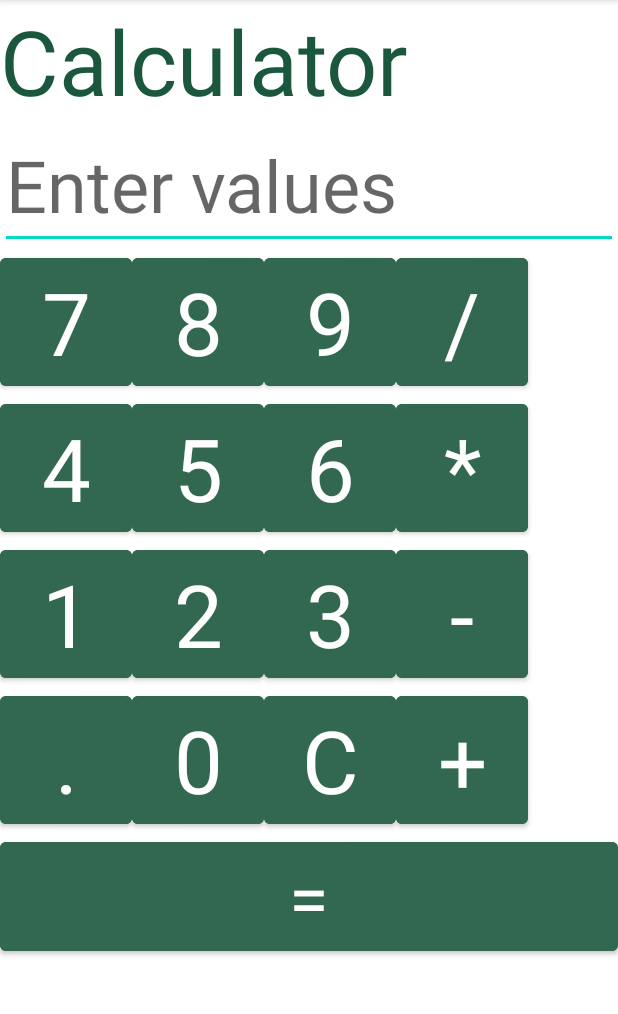
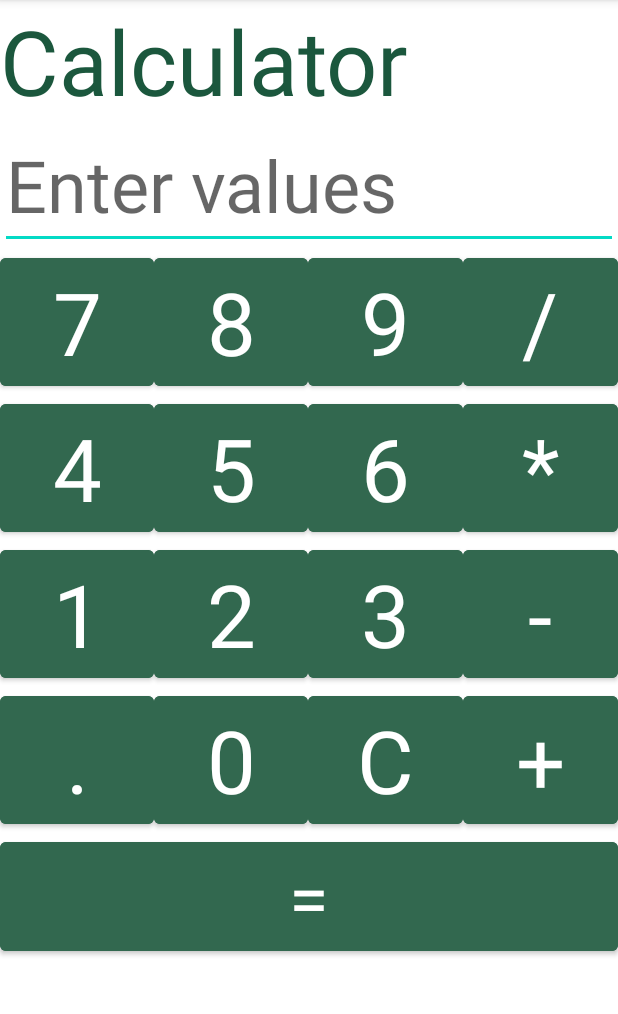
Before and after one commit to BSEF19M517/MC_practice, an Android app: the screen it shows after launch (MainActivity), on a phone screen of 412 x 824 dp, the part 84-1098 px from its top. Run offline under Robolectric (Android 15) with nearby library versions, the phone set to English and light mode, and no system bars.

Commit message:
calculator linear with weights

```diff
--- a/app/src/main/res/layout/activity_linear_calc.xml
+++ b/app/src/main/res/layout/activity_linear_calc.xml
@@ -31,7 +31,8 @@
 
         <Button
             android:id="@+id/textView5"
-            android:layout_width="wrap_content"
+            android:layout_width="0dp"
+            android:layout_weight="1"
             android:layout_height="match_parent"
             android:backgroundTint="#32684F"
             android:text="@string/button7"
@@ -42,7 +43,8 @@
 
         <Button
             android:id="@+id/textView6"
-            android:layout_width="wrap_content"
+            android:layout_width="0dp"
+            android:layout_weight="1"
             android:layout_height="match_parent"
             android:backgroundTint="#32684F"
             android:text="@string/button8"
@@ -53,7 +55,8 @@
 
         <Button
             android:id="@+id/textView7"
-            android:layout_width="wrap_content"
+            android:layout_width="0dp"
+            android:layout_weight="1"
             android:layout_height="match_parent"
             android:backgroundTint="#32684F"
             android:text="@string/button9"
@@ -64,7 +67,8 @@
 
         <Button
             android:id="@+id/textView8"
-            android:layout_width="wrap_content"
+            android:layout_width="0dp"
+            android:layout_weight="1"
             android:layout_height="match_parent"
             android:backgroundTint="#32684F"
             android:text="@string/button_div"
@@ -82,7 +86,8 @@
 
         <Button
             android:id="@+id/textView9"
-            android:layout_width="wrap_content"
+            android:layout_width="0dp"
+            android:layout_weight="1"
             android:layout_height="match_parent"
             android:backgroundTint="#32684F"
             android:text="@string/button4"
@@ -93,7 +98,8 @@
 
         <Button
             android:id="@+id/textView10"
-            android:layout_width="wrap_content"
+            android:layout_width="0dp"
+            android:layout_weight="1"
             android:layout_height="match_parent"
             android:backgroundTint="#32684F"
             android:text="@string/button5"
@@ -104,7 +110,8 @@
 
         <Button
             android:id="@+id/textView11"
-            android:layout_width="wrap_content"
+            android:layout_width="0dp"
+            android:layout_weight="1"
             android:layout_height="match_parent"
             android:backgroundTint="#32684F"
             android:text="@string/button6"
@@ -115,7 +122,8 @@
 
         <Button
             android:id="@+id/textView12"
-            android:layout_width="wrap_content"
+            android:layout_width="0dp"
+            android:layout_weight="1"
             android:layout_height="match_parent"
             android:backgroundTint="#32684F"
             android:text="@string/button_mul"
@@ -133,7 +141,8 @@
 
         <Button
             android:id="@+id/textView13"
-            android:layout_width="wrap_content"
+            android:layout_width="0dp"
+            android:layout_weight="1"
             android:layout_height="match_parent"
             android:backgroundTint="#32684F"
             android:text="@string/button1"
@@ -144,7 +153,8 @@
 
         <Button
             android:id="@+id/textView14"
-            android:layout_width="wrap_content"
+            android:layout_width="0dp"
+            android:layout_weight="1"
             android:layout_height="match_parent"
             android:backgroundTint="#32684F"
             android:text="@string/button2"
@@ -155,7 +165,8 @@
 
         <Button
             android:id="@+id/textView15"
-            android:layout_width="wrap_content"
+            android:layout_width="0dp"
+            android:layout_weight="1"
             android:layout_height="match_parent"
             android:backgroundTint="#32684F"
             android:text="@string/button3"
@@ -166,7 +177,8 @@
 
         <Button
             android:id="@+id/textView16"
-            android:layout_width="wrap_content"
+            android:layout_width="0dp"
+            android:layout_weight="1"
             android:layout_height="match_parent"
             android:backgroundTint="#32684F"
             android:text="@string/button_sub"
@@ -185,7 +197,8 @@
 
         <Button
             android:id="@+id/textView17"
-            android:layout_width="wrap_content"
+            android:layout_width="0dp"
+            android:layout_weight="1"
             android:layout_height="match_parent"
             android:backgroundTint="#32684F"
             android:text="@string/button_dot"
@@ -196,7 +209,8 @@
 
         <Button
             android:id="@+id/textView18"
-            android:layout_width="wrap_content"
+            android:layout_width="0dp"
+            android:layout_weight="1"
             android:layout_height="match_parent"
             android:backgroundTint="#32684F"
             android:text="@string/button0"
@@ -207,7 +221,8 @@
 
         <Button
             android:id="@+id/textView19"
-            android:layout_width="wrap_content"
+            android:layout_width="0dp"
+            android:layout_weight="1"
             android:layout_height="match_parent"
             android:backgroundTint="#32684F"
             android:text="@string/button_clear"
@@ -218,7 +233,8 @@
 
         <Button
             android:id="@+id/textView20"
-            android:layout_width="wrap_content"
+            android:layout_width="0dp"
+            android:layout_weight="1"
             android:layout_height="match_parent"
             android:backgroundTint="#32684F"
             android:text="@string/button_add"
```
